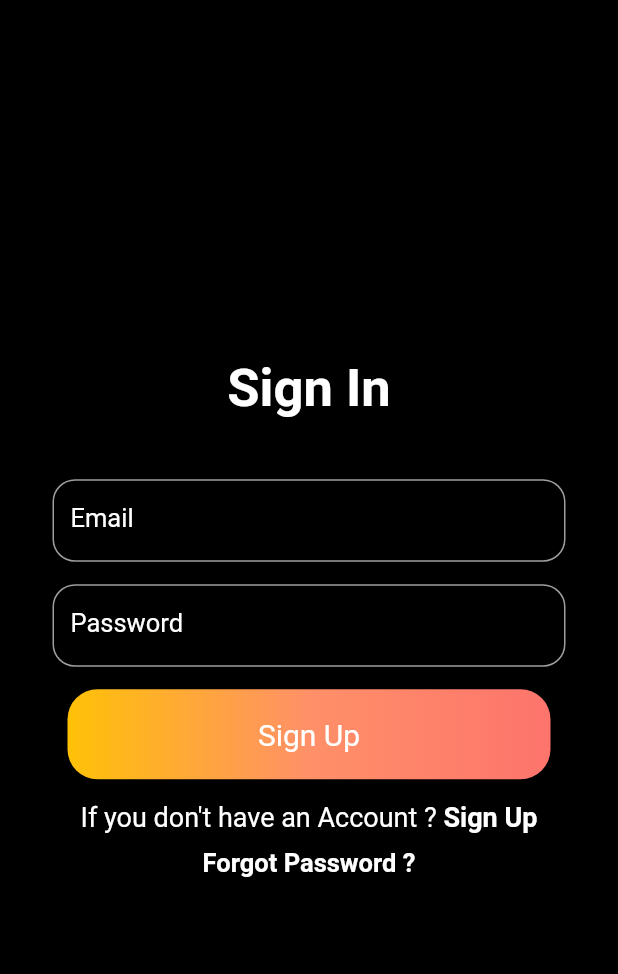
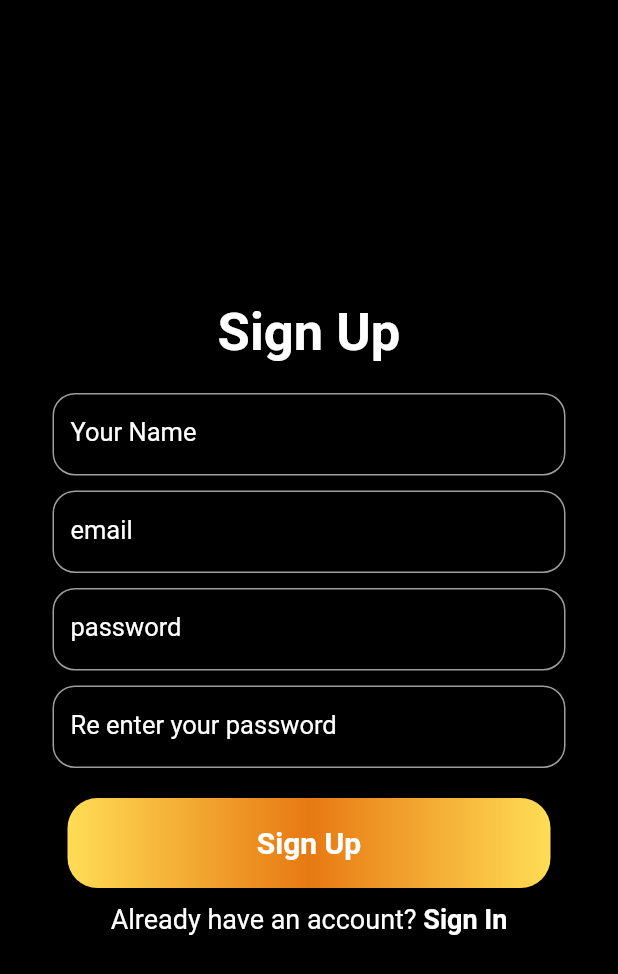
Before and after one commit to Sabari-nath-p/Goyeh, a Flutter app: the screen it shows after launch, on a phone screen of 412 x 824 dp. Shown: the top 974 px of the screen. Run offline on Flutter 3.47's test engine with Material 2 defaults, Android fonts, the light colour scheme and no system bars.

Commit message:
signuppg added

```diff
--- a/lib/main.dart
+++ b/lib/main.dart
@@ -1,6 +1,7 @@
 import 'package:flutter/material.dart';
 import 'package:goyeh/ui/login.dart';
 import 'package:goyeh/ui/packagepage.dart';
+import 'package:goyeh/ui/signup.dart';
 
 void main() {
   runApp(const MyApp());
@@ -24,9 +25,9 @@ class MyApp extends StatelessWidget {
           // or simply save your changes to "hot reload" in a Flutter IDE).
           // Notice that the counter didn't reset back to zero; the application
           // is not restarted.
-        primarySwatch: Colors.blue,
+          // primarySwatch: Colors.blue,
           ),
-      home: const SignInPage(),
+      home: const signup(),
     );
   }
 }
--- /dev/null
+++ b/lib/ui/signup.dart
@@ -0,0 +1,150 @@
+import 'package:flutter/material.dart';
+import 'package:flutter/src/foundation/key.dart';
+import 'package:flutter/src/widgets/framework.dart';
+import 'package:goyeh/ui/login.dart';
+
+class signup extends StatefulWidget {
+  const signup({Key? key}) : super(key: key);
+
+  @override
+  State<signup> createState() => _signupState();
+}
+
+class _signupState extends State<signup> {
+  @override
+  Widget build(BuildContext context) {
+    return Scaffold(
+      body: SingleChildScrollView(
+          child: Container(
+        height: MediaQuery.of(context).size.height,
+        width: MediaQuery.of(context).size.width,
+        color: Colors.black,
+        child: Column(
+          mainAxisAlignment: MainAxisAlignment.center,
+          children: [
+            const Text("Sign Up",
+                style: TextStyle(
+                  fontSize: 35,
+                  color: Colors.white,
+                  fontWeight: FontWeight.bold,
+                )),
+            SizedBox(
+              height: 20,
+            ),
+            textItem("Your Name", false),
+            SizedBox(
+              height: 10,
+            ),
+            textItem("email", false),
+            SizedBox(
+              height: 10,
+            ),
+            textItem("password", true),
+            SizedBox(
+              height: 10,
+            ),
+            textItem("Re enter your password", true),
+            SizedBox(
+              height: 20,
+            ),
+            colorButton("Sign Up"),
+            const SizedBox(
+              height: 10,
+            ),
+            Row(
+              mainAxisAlignment: MainAxisAlignment.center,
+              children: [
+                const Text(
+                  "Already have an account?",
+                  style: TextStyle(
+                    color: Colors.white,
+                    fontSize: 18,
+                  ),
+                ),
+                InkWell(
+                  onTap: () {
+                    Navigator.push(
+                        context,
+                        MaterialPageRoute(
+                            builder: (context) => const SignInPage()));
+                  },
+                  child: const Text(
+                    " Sign In",
+                    style: TextStyle(
+                      fontWeight: FontWeight.bold,
+                      color: Colors.white,
+                      fontSize: 18,
+                    ),
+                  ),
+                )
+              ],
+            )
+          ],
+        ),
+      )),
+    );
+  }
+
+  Widget textItem(String name, bool obsecureText) {
+    return Container(
+      width: MediaQuery.of(context).size.width - 70,
+      height: 55,
+      child: TextFormField(
+        obscureText: obsecureText,
+        style: const TextStyle(
+          fontSize: 17,
+          color: Colors.white,
+        ),
+        decoration: InputDecoration(
+          labelText: name,
+          labelStyle: const TextStyle(
+            fontSize: 17,
+            color: Colors.white,
+          ),
+          focusedBorder: OutlineInputBorder(
+            borderRadius: BorderRadius.circular(15),
+            borderSide: const BorderSide(
+              width: 1.5,
+              color: Color.fromARGB(255, 255, 221, 85),
+            ),
+          ),
+          enabledBorder: OutlineInputBorder(
+            borderRadius: BorderRadius.circular(15),
+            borderSide: const BorderSide(
+              width: 1,
+              color: Colors.grey,
+            ),
+          ),
+        ),
+      ),
+    );
+  }
+
+  Widget colorButton(String name) {
+    return InkWell(
+      onTap: () async {
+        //  Navigator.push(
+        //    context, MaterialPageRoute(builder: (context) => SignInPage()));
+      },
+      child: Container(
+        width: MediaQuery.of(context).size.width - 90,
+        height: 60,
+        decoration: BoxDecoration(
+          borderRadius: BorderRadius.circular(20),
+          gradient: const LinearGradient(colors: [
+            Color.fromARGB(255, 255, 221, 85),
+            Color.fromARGB(255, 231, 121, 18),
+            Color.fromARGB(255, 255, 221, 85),
+          ]),
+        ),
+        child: Center(
+          child: Text(name,
+              style: const TextStyle(
+                  color: Colors.white,
+                  fontSize: 20,
+                  fontWeight: FontWeight.bold)),
+        ),
+      ),
+    );
+  }
+}
```
Also changed, not shown: lib/ui/login.dart (+49 -66 lines), lib/ui/otp.dart (+4 -3 lines). Lines whose indentation alone changed are shown as unchanged.
